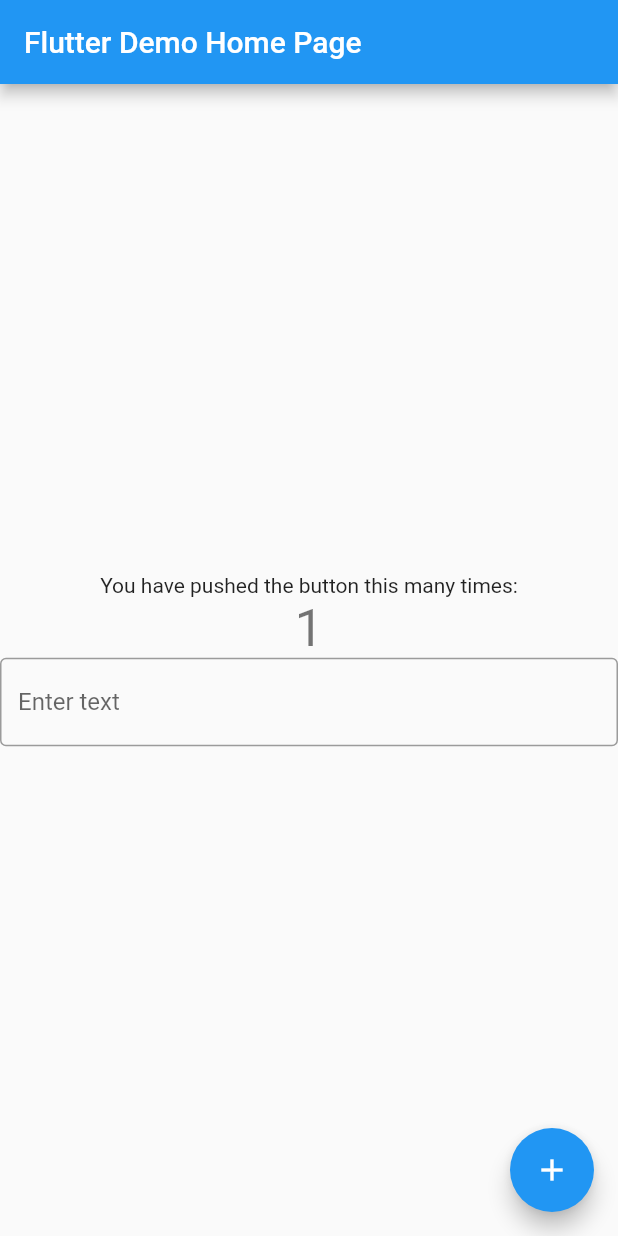
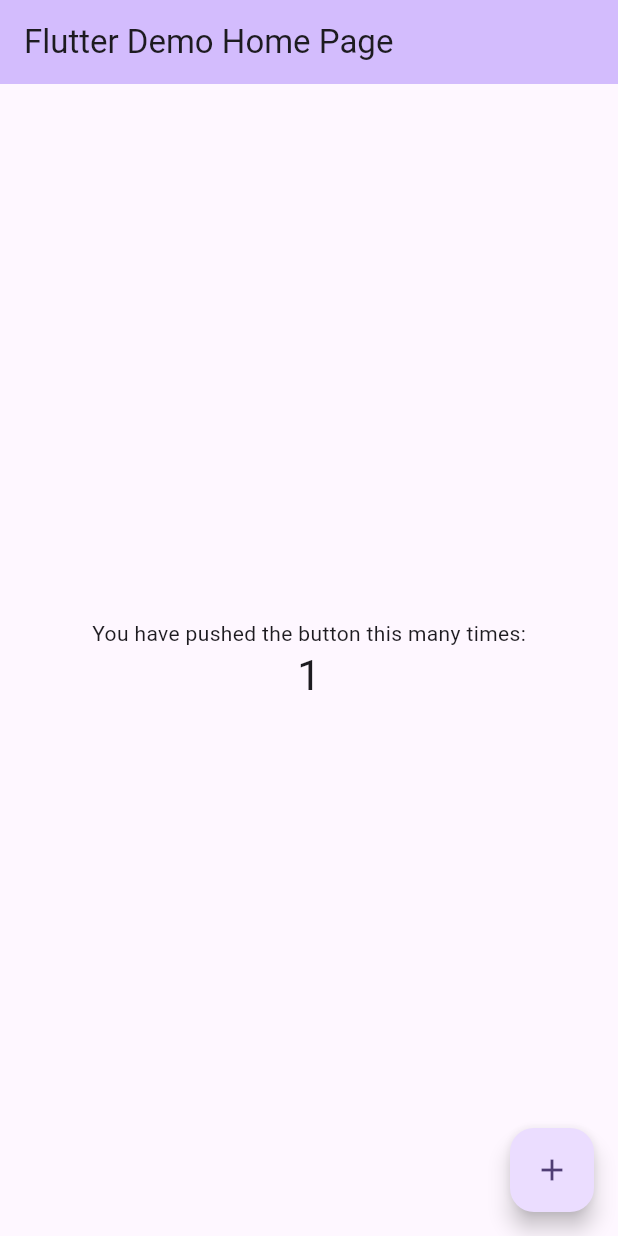
Before and after one commit to canonical/iot-example-graphical-snap, a Flutter app: the screen it shows after launch, after a tap on the "add" icon, on a phone screen of 412 x 824 dp. Run offline on Flutter 3.47's test engine with Material 2 defaults, Android fonts, the phone set to English and light mode, and no system bars.

Commit message:
Refresh flutterdemo

```diff
--- a/flutterdemo/lib/main.dart
+++ b/flutterdemo/lib/main.dart
@@ -1,10 +1,12 @@
 import 'package:flutter/material.dart';
 
 void main() {
-  runApp(MyApp());
+  runApp(const MyApp());
 }
 
 class MyApp extends StatelessWidget {
+  const MyApp({super.key});
+
   // This widget is the root of your application.
   @override
   Widget build(BuildContext context) {
@@ -13,22 +15,29 @@ class MyApp extends StatelessWidget {
       theme: ThemeData(
         // This is the theme of your application.
         //
-        // Try running your application with "flutter run". You'll see the
-        // application has a blue toolbar. Then, without quitting the app, try
-        // changing the primarySwatch below to Colors.green and then invoke
-        // "hot reload" (press "r" in the console where you ran "flutter run",
-        // or simply save your changes to "hot reload" in a Flutter IDE).
+        // TRY THIS: Try running your application with "flutter run". You'll see
+        // the application has a blue toolbar. Then, without quitting the app,
+        // try changing the seedColor in the colorScheme below to Colors.green
+        // and then invoke "hot reload" (save your changes or press the "hot
+        // reload" button in a Flutter-supported IDE, or press "r" if you used
+        // the command line to start the app).
+        //
         // Notice that the counter didn't reset back to zero; the application
-        // is not restarted.
-        primarySwatch: Colors.blue,
+        // state is not lost during the reload. To reset the state, use hot
+        // restart instead.
+        //
+        // This works for code too, not just values: Most code changes can be
+        // tested with just a hot reload.
+        colorScheme: ColorScheme.fromSeed(seedColor: Colors.deepPurple),
+        useMaterial3: true,
       ),
-      home: MyHomePage(title: 'Flutter Demo Home Page'),
+      home: const MyHomePage(title: 'Flutter Demo Home Page'),
     );
   }
 }
 
 class MyHomePage extends StatefulWidget {
-  MyHomePage({Key key, this.title}) : super(key: key);
+  const MyHomePage({super.key, required this.title});
 
   // This widget is the home page of your application. It is stateful, meaning
   // that it has a State object (defined below) that contains fields that affect
@@ -42,7 +51,7 @@ class MyHomePage extends StatefulWidget {
   final String title;
 
   @override
-  _MyHomePageState createState() => _MyHomePageState();
+  State<MyHomePage> createState() => _MyHomePageState();
 }
 
 class _MyHomePageState extends State<MyHomePage> {
@@ -69,6 +78,10 @@ class _MyHomePageState extends State<MyHomePage> {
     // than having to individually change instances of widgets.
     return Scaffold(
       appBar: AppBar(
+        // TRY THIS: Try changing the color here to a specific color (to
+        // Colors.amber, perhaps?) and trigger a hot reload to see the AppBar
+        // change color while the other colors stay the same.
+        backgroundColor: Theme.of(context).colorScheme.inversePrimary,
         // Here we take the value from the MyHomePage object that was created by
         // the App.build method, and use it to set our appbar title.
         title: Text(widget.title),
@@ -81,38 +94,31 @@ class _MyHomePageState extends State<MyHomePage> {
           // arranges them vertically. By default, it sizes itself to fit its
           // children horizontally, and tries to be as tall as its parent.
           //
-          // Invoke "debug painting" (press "p" in the console, choose the
-          // "Toggle Debug Paint" action from the Flutter Inspector in Android
-          // Studio, or the "Toggle Debug Paint" command in Visual Studio Code)
-          // to see the wireframe for each widget.
-          //
           // Column has various properties to control how it sizes itself and
           // how it positions its children. Here we use mainAxisAlignment to
           // center the children vertically; the main axis here is the vertical
           // axis because Columns are vertical (the cross axis would be
           // horizontal).
+          //
+          // TRY THIS: Invoke "debug painting" (choose the "Toggle Debug Paint"
+          // action in the IDE, or press "p" in the console), to see the
+          // wireframe for each widget.
           mainAxisAlignment: MainAxisAlignment.center,
           children: <Widget>[
-            Text(
+            const Text(
               'You have pushed the button this many times:',
             ),
             Text(
               '$_counter',
-              style: Theme.of(context).textTheme.headline4,
+              style: Theme.of(context).textTheme.headlineMedium,
             ),
-            TextField(
-              decoration: InputDecoration(
-                border: OutlineInputBorder(),
-                hintText: 'Enter text',
-              ),
-            )
           ],
         ),
       ),
       floatingActionButton: FloatingActionButton(
         onPressed: _incrementCounter,
         tooltip: 'Increment',
-        child: Icon(Icons.add),
+        child: const Icon(Icons.add),
       ), // This trailing comma makes auto-formatting nicer for build methods.
     );
   }
```
Also changed, not shown: flutterdemo/pubspec.yaml (+20 -6 lines), snap/snapcraft.yaml (+5 -8 lines), flutterdemo/pubspec.lock, 7 other files.
